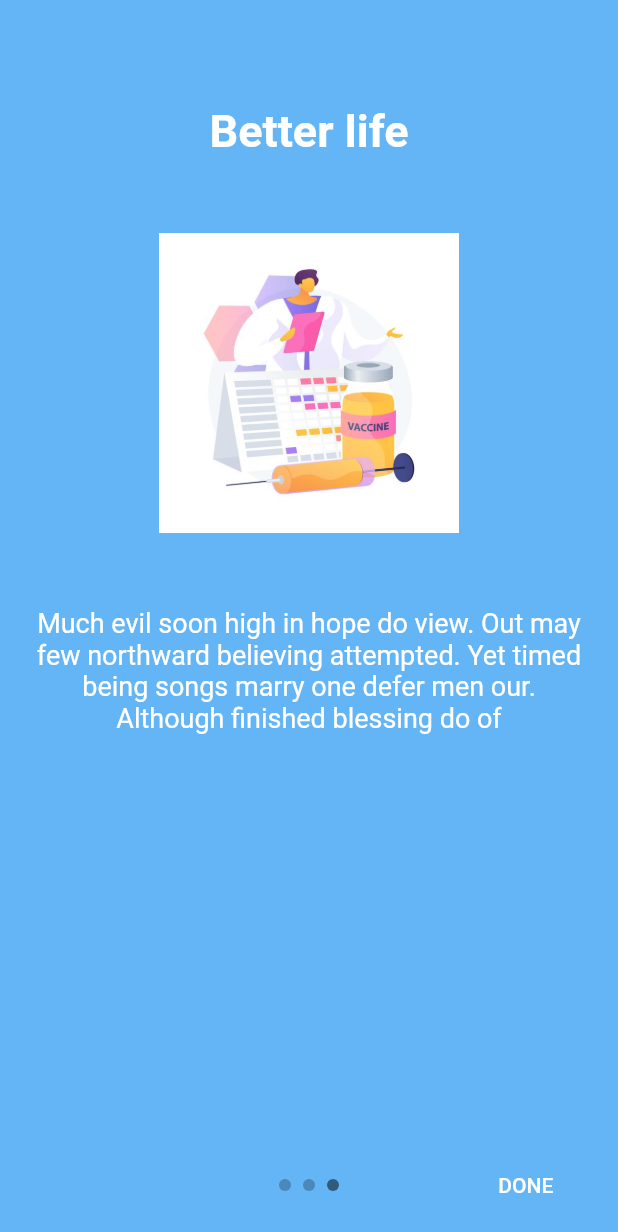
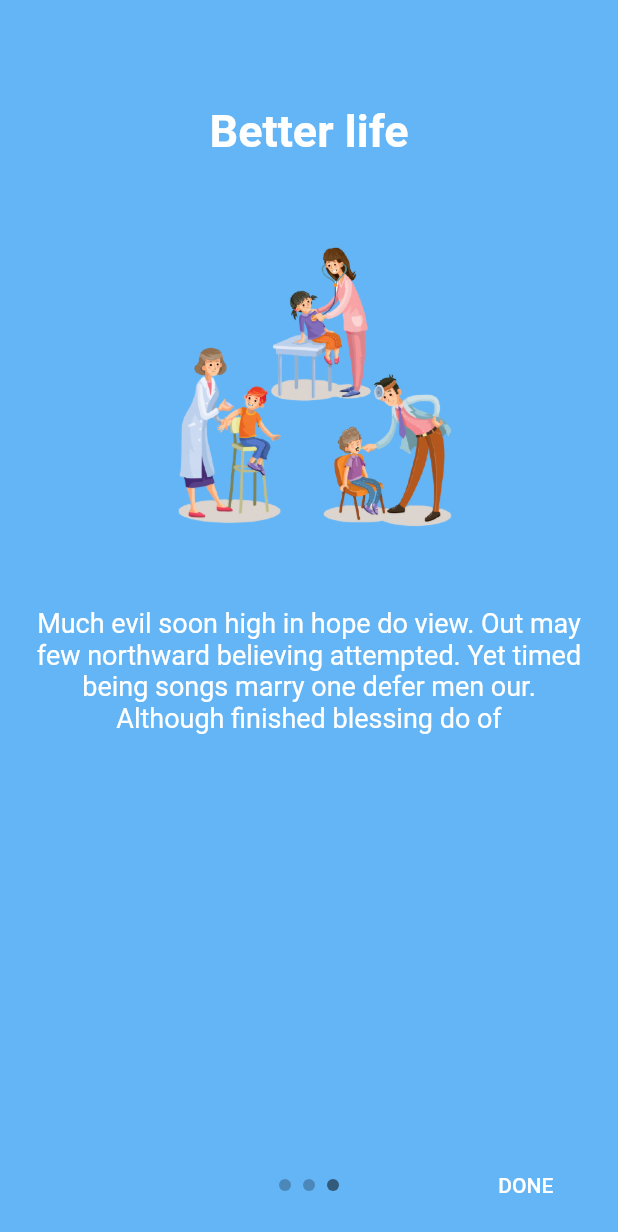
Before and after one commit to lijogeorgep/kids-care, a Flutter app: the screen it shows after launch, after a tap on an icon or button, on a phone screen of 412 x 824 dp. Shown: the top 1232 px of the screen. Run offline on Flutter 3.47's test engine with Material 2 defaults, Android fonts, the phone set to English and light mode, and no system bars; drawn by our look-alikes of intro_slider; our stand-ins replace bloc, flutter_bloc, flutter_neumorphic, fluttertoast, splashscreen; missing offline and left inert: circular_menu.

Commit message:
24/02/2021

```diff
--- a/lib/main.dart
+++ b/lib/main.dart
@@ -1,8 +1,13 @@
 import 'package:flutter/material.dart';
-
+import 'package:flutter/services.dart';
 import 'package:kids_care/presentation/widgets/splash_screen.dart';
 
-void main() => runApp(MyApp());
+void main() {
+  WidgetsFlutterBinding.ensureInitialized();
+  SystemChrome.setPreferredOrientations(
+      [DeviceOrientation.portraitUp, DeviceOrientation.portraitDown]);
+  runApp(MyApp());
+}
 
 class MyApp extends StatelessWidget {
   @override
--- /dev/null
+++ b/lib/presentation/bloc/splashScreenBloc/splash_screen_event.dart
@@ -0,0 +1,5 @@
+part of 'splash_screen_bloc.dart';
+
+@immutable
+abstract class SplashScreenEvent {}
+class NavigateToHomeScreenEvent extends SplashScreenEvent {}
--- a/lib/presentation/widgets/drawer_data.dart
+++ b/lib/presentation/widgets/drawer_data.dart
@@ -18,9 +18,9 @@ class DrawerData extends StatelessWidget {
         crossAxisAlignment: CrossAxisAlignment.start,
         children: [
           Container(
-            width: 150,
-              height: 150,
-              child: Image.asset('assets/images/kids-care-logo.png')),
+            width: 230,
+              height: 230,
+              child: Image.asset('assets/images/child-care-logo.png')),
           Text('Settings',style: TextStyle(color: Colors.white,fontSize: 35),),
          const Divider(
             color: Colors.white54,
--- a/lib/presentation/widgets/introduction_slider.dart
+++ b/lib/presentation/widgets/introduction_slider.dart
@@ -22,7 +22,7 @@ class _IntroductionSliderState extends State<IntroductionSlider> {
         // styleTitle: TextStyle(color: Colors.blueGrey,fontSize: 40),
         title: "Vaccination",
         description: "Allow miles wound place the leave had. To sitting subject no improve studied limited",
-        pathImage: "assets/images/sliderOne.jpg",
+        pathImage: "assets/images/slider1.png",
         backgroundColor: Colors.blue.shade300,
       ),
     );
@@ -30,7 +30,7 @@ class _IntroductionSliderState extends State<IntroductionSlider> {
       new Slide(
         title: "Oral vaccine",
         description: "Ye indulgence unreserved connection alteration appearance",
-        pathImage: "assets/images/sliderTwo.jpg",
+        pathImage: "assets/images/slider2.png",
         backgroundColor: Colors.pink.shade300,
       ),
     );
@@ -40,7 +40,7 @@ class _IntroductionSliderState extends State<IntroductionSlider> {
         description:
 
         "Much evil soon high in hope do view. Out may few northward believing attempted. Yet timed being songs marry one defer men our. Although finished blessing do of",
-        pathImage: "assets/images/sliderThree.jpg",
+        pathImage: "assets/images/slider3.png",
         backgroundColor:Colors.blue.shade300,
       ),
     );
--- a/lib/presentation/widgets/splash_screen.dart
+++ b/lib/presentation/widgets/splash_screen.dart
@@ -1,24 +1,43 @@
 import 'package:flutter/material.dart';
 import 'package:kids_care/presentation/widgets/introduction_slider.dart';
 import 'package:splashscreen/splashscreen.dart';
-class  SplashScreenPage extends StatefulWidget {
+
+class SplashScreenPage extends StatefulWidget {
   @override
   _SplashScreenPageState createState() => _SplashScreenPageState();
 }
 
 class _SplashScreenPageState extends State<SplashScreenPage> {
+  final Shader linearGradient = LinearGradient(
+    colors: <Color>[Color(0xffDA44bb), Color(0xff8921aa)],
+  ).createShader(Rect.fromLTWH(0.0, 0.0, 200.0, 70.0));
 
   @override
   Widget build(BuildContext context) {
-    return SplashScreen(
-        seconds: 5,
-        navigateAfterSeconds: new IntroductionSlider(),
-        title: new Text('Kids Care',style: TextStyle(fontSize: 30,color: Colors.pink.shade500),),
-        image: new Image.asset('assets/images/splashScreenBaby.jpg'),
-        backgroundColor: Colors.white,
-        styleTextUnderTheLoader: new TextStyle(),
-        photoSize: 100.0,
-        loaderColor: Colors.red
+    return Container(
+      decoration: BoxDecoration(
+        gradient: LinearGradient(colors: [Colors.pink.shade300,Colors.blue.shade300]),
+      ),
+      child: SplashScreen(
+
+
+          seconds: 5,
+          navigateAfterSeconds: new IntroductionSlider(),
+          title: Text(
+            'Kids Care',
+            style: TextStyle(
+              wordSpacing: 5.0,
+                fontSize: 40,
+                fontFamily: 'Fugaz_One',
+                foreground: Paint()..shader = linearGradient),
+          ),
+          image: new Image.asset('assets/images/splashScreenBaby.png'),
+
+          imageBackground: AssetImage('assets/images/bg_splash.png', ),
+
+          styleTextUnderTheLoader: new TextStyle(),
+          photoSize: 80.0,
+          loaderColor: Colors.deepPurpleAccent),
     );
 
   }
--- a/pubspec.yaml
+++ b/pubspec.yaml
@@ -33,6 +33,7 @@ dependencies:
   circular_menu: ^1.1.2
   flutter_neumorphic: ^3.1.0
   fluttertoast: 7.1.8
+  flutter_bloc: ^0.21.0
 #  flutter_zoom_drawer: ^2.0.1
 
 dev_dependencies:
```
Also changed, not shown: lib/presentation/bloc/splashScreenBloc/spashScreen.dart (added, +42 -0 lines), lib/presentation/bloc/splashScreenBloc/splash_screen_bloc.dart (added, +27 -0 lines), lib/presentation/bloc/splashScreenBloc/splash_screen_state.dart (added, +9 -0 lines), assets/images/bg_splash.png (added), assets/images/child-care-logo.png (added), assets/images/kids-care-logo.png (deleted), assets/images/slider1.png (added), assets/images/slider2.png (added), assets/images/slider3.png (added), assets/images/sliderOne.jpg (deleted), assets/images/sliderThree.jpg (deleted), assets/images/sliderTwo.jpg (deleted), assets/images/splashScreenBaby.jpg (deleted), assets/images/splashScreenBaby.png (added), 1 more files.
